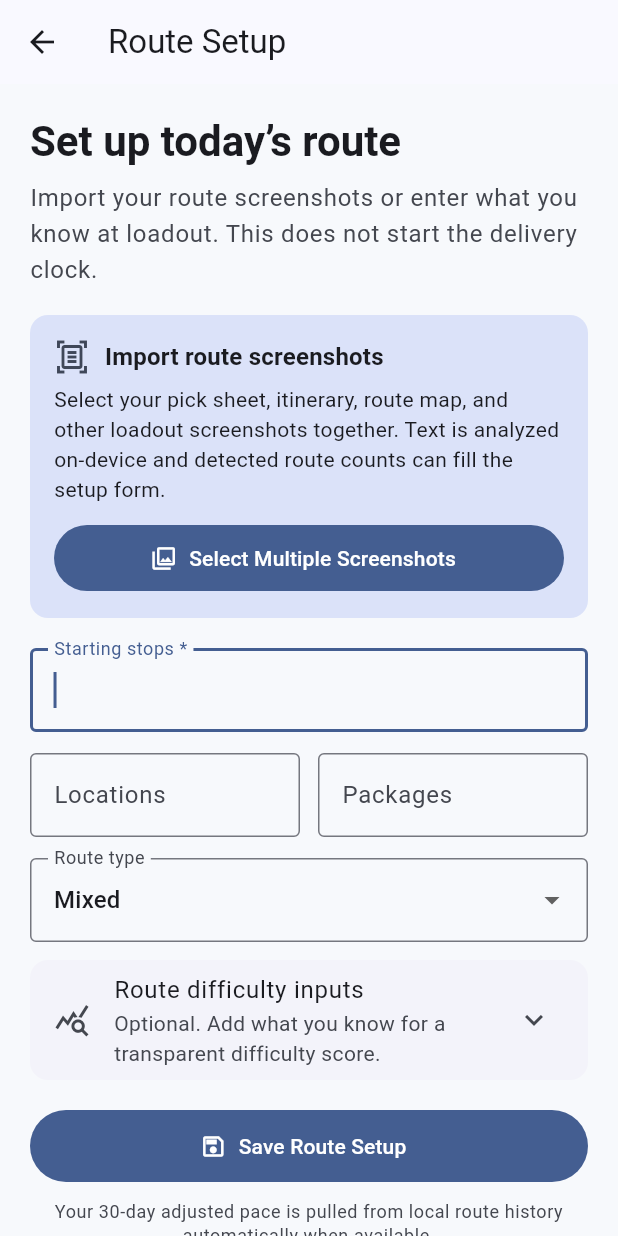
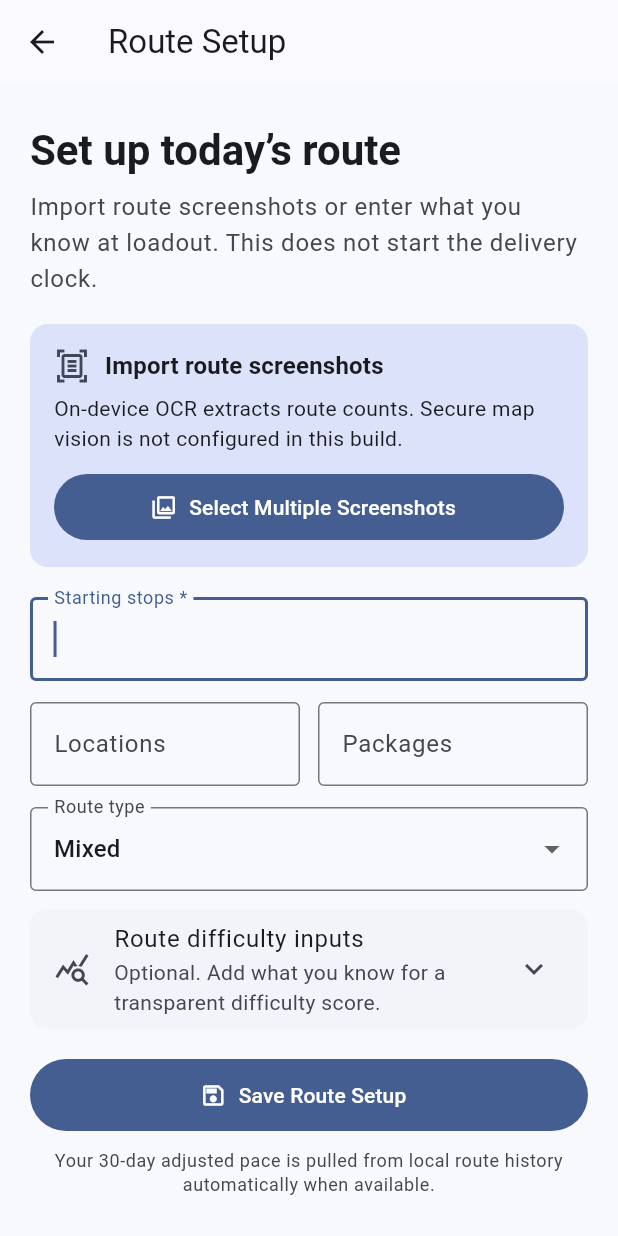
Before and after one commit to halldustin54dh-cmd/route-performance-tracker, a Flutter app: the screen it shows after launch, after a tap on "Set Up Route", on a phone screen of 412 x 824 dp. Run offline on Flutter 3.47's test engine with Material 3 defaults, Android fonts, the phone set to English and light mode, and no system bars; our stand-ins replace image_picker, sqflite; missing offline and left inert: google_mlkit_text_recognition; accounts and stored records are empty.

Commit message:
Integrate secure vision analysis into route setup

```diff
--- a/lib/screens/start_route_screen.dart
+++ b/lib/screens/start_route_screen.dart
@@ -3,9 +3,11 @@ import 'package:image_picker/image_picker.dart';
 import '../models/delivery_route.dart';
 import '../models/route_evidence.dart';
 import '../models/route_screenshot_analysis.dart';
+import '../models/route_vision_analysis.dart';
 import '../services/evidence_storage_service.dart';
 import '../services/route_repository.dart';
 import '../services/route_screenshot_analysis_service.dart';
+import '../services/route_vision_service.dart';
 import 'live_route_screen.dart';
 
 class StartRouteScreen extends StatefulWidget {
@@ -28,6 +30,7 @@ class _StartRouteScreenState extends State<StartRouteScreen> {
   final _drive = TextEditingController();
   final _picker = ImagePicker();
   final _screenshotAnalysis = const RouteScreenshotAnalysisService();
+  final _vision = const RouteVisionService();
   final _evidenceStorage = const EvidenceStorageService();
 
   String _routeType = 'Mixed';
@@ -39,6 +42,7 @@ class _StartRouteScreenState extends State<StartRouteScreen> {
   bool _showDifficulty = false;
   List<XFile> _importedScreenshots = const [];
   RouteScreenshotBatchAnalysis? _analysisResult;
+  RouteVisionAnalysis? _visionResult;
 
   @override
   void dispose() {
@@ -51,27 +55,46 @@ class _StartRouteScreenState extends State<StartRouteScreen> {
   int _intOrZero(String value) => int.tryParse(value.trim()) ?? 0;
   double _doubleOrZero(String value) => double.tryParse(value.trim()) ?? 0;
 
-  void _applyAnalysis(RouteScreenshotBatchAnalysis analysis) {
+  void _applyAnalysis(RouteScreenshotBatchAnalysis analysis, RouteVisionAnalysis? vision) {
     if (analysis.stops != null) _stops.text = '${analysis.stops}';
     if (analysis.locations != null) _locations.text = '${analysis.locations}';
     if (analysis.packages != null) _packages.text = '${analysis.packages}';
     if (analysis.multiLocationStops != null) _multi.text = '${analysis.multiLocationStops}';
+    if (vision != null) {
+      _spread = vision.routeSpread.clamp(0, 5);
+      _access = vision.accessComplexity.clamp(0, 5);
+      if (vision.estimatedAverageDriveMinutes != null) {
+        _drive.text = vision.estimatedAverageDriveMinutes!.toStringAsFixed(1);
+      }
+      _routeType = _normalizeRouteType(vision.likelyRouteType);
+      _showDifficulty = true;
+    }
   }
 
-  Future<bool> _reviewAnalysis(RouteScreenshotBatchAnalysis analysis) async {
+  String _normalizeRouteType(String value) {
+    final lower = value.toLowerCase();
+    if (lower.contains('rural')) return 'Rural';
+    if (lower.contains('downtown') || lower.contains('urban')) return 'Downtown / Urban';
+    if (lower.contains('apartment')) return 'Apartment-heavy';
+    if (lower.contains('business')) return 'Business-heavy';
+    if (lower.contains('residential')) return 'Residential';
+    return 'Mixed';
+  }
+
+  Future<bool> _reviewAnalysis(RouteScreenshotBatchAnalysis analysis, RouteVisionAnalysis? vision) async {
     final result = await showDialog<bool>(
       context: context,
       builder: (context) => AlertDialog(
         title: const Text('Route screenshots analyzed'),
         content: SizedBox(
-          width: 520,
+          width: 560,
           child: SingleChildScrollView(
             child: Column(
               mainAxisSize: MainAxisSize.min,
               crossAxisAlignment: CrossAxisAlignment.start,
               children: [
-                Text('${analysis.items.length} image${analysis.items.length == 1 ? '' : 's'} analyzed on this device.'),
-                const SizedBox(height: 14),
+                Text('${analysis.items.length} image${analysis.items.length == 1 ? '' : 's'} analyzed with on-device OCR.'),
+                const SizedBox(height: 12),
                 Wrap(
                   spacing: 8,
                   runSpacing: 8,
@@ -82,11 +105,47 @@ class _StartRouteScreenState extends State<StartRouteScreen> {
                     if (analysis.multiLocationStops != null) Chip(label: Text('${analysis.multiLocationStops} multi-location')),
                   ],
                 ),
-                if (!analysis.hasUsefulRouteData) ...[
+                if (vision != null) ...[
+                  const SizedBox(height: 18),
+                  Row(children: [
+                    const Icon(Icons.auto_awesome_outlined),
+                    const SizedBox(width: 8),
+                    Expanded(child: Text('Secure map vision', style: Theme.of(context).textTheme.titleMedium?.copyWith(fontWeight: FontWeight.w700))),
+                  ]),
                   const SizedBox(height: 8),
-                  const Text('No route counts were extracted confidently. The images can still be saved with the route.'),
+                  Text(vision.summary.isEmpty ? 'Map geometry was analyzed by the secure backend.' : vision.summary),
+                  const SizedBox(height: 10),
+                  Wrap(
+                    spacing: 8,
+                    runSpacing: 8,
+                    children: [
+                      Chip(label: Text('Spread ${vision.routeSpread}/5')),
+                      Chip(label: Text('Rurality ${vision.rurality}/5')),
+                      Chip(label: Text('Clustering ${vision.clustering}/5')),
+                      Chip(label: Text('Backtracking ${vision.backtrackingRisk}/5')),
+                      Chip(label: Text('Access ${vision.accessComplexity}/5')),
+                      Chip(label: Text('${(vision.confidence * 100).round()}% confidence')),
+                    ],
+                  ),
+                  if (vision.signals.isNotEmpty) ...[
+                    const SizedBox(height: 10),
+                    ...vision.signals.map((signal) => Padding(
+                          padding: const EdgeInsets.only(bottom: 4),
+                          child: Row(crossAxisAlignment: CrossAxisAlignment.start, children: [
+                            const Text('• '),
+                            Expanded(child: Text(signal)),
+                          ]),
+                        )),
+                  ],
+                ] else ...[
+                  const SizedBox(height: 14),
+                  Text(
+                    _vision.isConfigured
+                        ? 'Secure map vision was unavailable for this import. OCR results are still usable.'
+                        : 'This build has no secure vision backend configured, so only on-device OCR ran.',
+                  ),
                 ],
-                const SizedBox(height: 14),
+                const SizedBox(height: 16),
                 ...analysis.items.asMap().entries.map((entry) {
                   final item = entry.value;
                   final percent = (item.confidence * 100).round();
@@ -103,7 +162,7 @@ class _StartRouteScreenState extends State<StartRouteScreen> {
                   );
                 }),
                 const SizedBox(height: 8),
-                const Text('Review the populated fields after applying. OCR can be wrong, especially when screenshots are compressed or labels are unusual.'),
+                const Text('Review populated fields before saving. OCR and vision scores are evidence-based estimates, not facts pulled from Amazon.'),
               ],
             ),
           ),
@@ -119,25 +178,38 @@ class _StartRouteScreenState extends State<StartRouteScreen> {
 
   Future<void> _importRouteScreenshots() async {
     if (_analyzing) return;
-    final picked = await _picker.pickMultiImage(imageQuality: 94, limit: 12);
+    final picked = await _picker.pickMultiImage(imageQuality: 90, limit: 12);
     if (picked.isEmpty || !mounted) return;
 
     setState(() => _analyzing = true);
     try {
       final analysis = await _screenshotAnalysis.analyze(picked.map((item) => item.path).toList());
+      RouteVisionAnalysis? vision;
+      if (_vision.isConfigured) {
+        try {
+          final ocrText = analysis.items.map((item) => item.rawText).where((text) => text.trim().isNotEmpty).join('\n\n--- screenshot ---\n\n');
+          final preferred = analysis.items
+              .where((item) => item.kind == RouteScreenshotKind.routeMap)
+              .map((item) => item.filePath)
+              .toList();
+          final paths = preferred.isNotEmpty ? preferred : picked.map((item) => item.path).toList();
+          vision = await _vision.analyze(imagePaths: paths.take(6).toList(), ocrText: ocrText);
+        } catch (_) {
+          vision = null;
+        }
+      }
       if (!mounted) return;
-      final apply = await _reviewAnalysis(analysis);
+      final apply = await _reviewAnalysis(analysis, vision);
       if (!apply || !mounted) return;
       setState(() {
         _importedScreenshots = picked;
         _analysisResult = analysis;
-        _applyAnalysis(analysis);
+        _visionResult = vision;
+        _applyAnalysis(analysis, vision);
       });
     } catch (error) {
       if (!mounted) return;
-      ScaffoldMessenger.of(context).showSnackBar(
-        SnackBar(content: Text('Could not analyze screenshots: $error')),
-      );
+      ScaffoldMessenger.of(context).showSnackBar(SnackBar(content: Text('Could not analyze screenshots: $error')));
     } finally {
       if (mounted) setState(() => _analyzing = false);
     }
@@ -147,16 +219,16 @@ class _StartRouteScreenState extends State<StartRouteScreen> {
     if (_importedScreenshots.isEmpty) return;
     final analysis = _analysisResult;
     final now = DateTime.now();
-
     for (var index = 0; index < _importedScreenshots.length; index++) {
       final picked = _importedScreenshots[index];
       final item = analysis != null && index < analysis.items.length ? analysis.items[index] : null;
       final kind = item?.kind.label ?? 'Route screenshot';
+      final visionSuffix = _visionResult == null || index != 0 ? '' : ' • Vision spread ${_visionResult!.routeSpread}/5';
       final draft = RouteEvidence(
         filePath: picked.path,
         timestamp: now.add(Duration(milliseconds: index)),
         type: EvidenceType.routeDocumentation,
-        caption: 'Imported $kind${item?.routeCode == null ? '' : ' • Route ${item!.routeCode}'}',
+        caption: 'Imported $kind${item?.routeCode == null ? '' : ' • Route ${item!.routeCode}'}$visionSuffix',
       );
       final storedPath = await _evidenceStorage.persistImage(
         sourcePath: picked.path,
@@ -198,9 +270,7 @@ class _StartRouteScreenState extends State<StartRouteScreen> {
       await widget.repository.createRoute(route);
       await _saveImportedScreenshots(route);
       if (!mounted) return;
-      await Navigator.of(context).pushReplacement(
-        MaterialPageRoute(builder: (_) => LiveRouteScreen(route: route, repository: widget.repository)),
-      );
+      await Navigator.of(context).pushReplacement(MaterialPageRoute(builder: (_) => LiveRouteScreen(route: route, repository: widget.repository)));
     } finally {
       if (mounted) setState(() => _saving = false);
     }
@@ -231,7 +301,7 @@ class _StartRouteScreenState extends State<StartRouteScreen> {
                   children: [
                     Text('Set up today’s route', style: theme.textTheme.headlineMedium?.copyWith(fontWeight: FontWeight.w700)),
                     const SizedBox(height: 8),
-                    Text('Import your route screenshots or enter what you know at loadout. This does not start the delivery clock.', style: theme.textTheme.bodyLarge?.copyWith(color: theme.colorScheme.onSurfaceVariant)),
+                    Text('Import route screenshots or enter what you know at loadout. This does not start the delivery clock.', style: theme.textTheme.bodyLarge?.copyWith(color: theme.colorScheme.onSurfaceVariant)),
                     const SizedBox(height: 18),
                     Card(
                       color: theme.colorScheme.secondaryContainer,
@@ -240,21 +310,19 @@ class _StartRouteScreenState extends State<StartRouteScreen> {
                         child: Column(
                           crossAxisAlignment: CrossAxisAlignment.stretch,
                           children: [
-                            Row(
-                              children: [
-                                Icon(Icons.document_scanner_outlined, color: theme.colorScheme.onSecondaryContainer),
-                                const SizedBox(width: 10),
-                                Expanded(child: Text('Import route screenshots', style: theme.textTheme.titleMedium?.copyWith(fontWeight: FontWeight.w700))),
-                              ],
-                            ),
+                            Row(children: [
+                              Icon(Icons.document_scanner_outlined, color: theme.colorScheme.onSecondaryContainer),
+                              const SizedBox(width: 10),
+                              Expanded(child: Text('Import route screenshots', style: theme.textTheme.titleMedium?.copyWith(fontWeight: FontWeight.w700))),
+                            ]),
                             const SizedBox(height: 6),
-                            const Text('Select your pick sheet, itinerary, route map, and other loadout screenshots together. Text is analyzed on-device and detected route counts can fill the setup form.'),
+                            Text(_vision.isConfigured
+                                ? 'On-device OCR extracts route counts. Secure vision analyzes map geometry without exposing the provider API key to the app.'
+                                : 'On-device OCR extracts route counts. Secure map vision is not configured in this build.'),
                             const SizedBox(height: 12),
                             FilledButton.icon(
                               onPressed: _analyzing ? null : _importRouteScreenshots,
-                              icon: _analyzing
-                                  ? const SizedBox.square(dimension: 18, child: CircularProgressIndicator(strokeWidth: 2))
-                                  : const Icon(Icons.collections_outlined),
+                              icon: _analyzing ? const SizedBox.square(dimension: 18, child: CircularProgressIndicator(strokeWidth: 2)) : const Icon(Icons.collections_outlined),
                               label: Padding(
                                 padding: const EdgeInsets.symmetric(vertical: 12),
                                 child: Text(_analyzing ? 'Analyzing screenshots…' : 'Select Multiple Screenshots'),
@@ -262,7 +330,7 @@ class _StartRouteScreenState extends State<StartRouteScreen> {
                             ),
                             if (_importedScreenshots.isNotEmpty) ...[
                               const SizedBox(height: 10),
-                              Text('${_importedScreenshots.length} screenshot${_importedScreenshots.length == 1 ? '' : 's'} attached to this route.', textAlign: TextAlign.center),
+                              Text('${_importedScreenshots.length} screenshot${_importedScreenshots.length == 1 ? '' : 's'} attached${_visionResult == null ? '' : ' • secure vision complete'}.', textAlign: TextAlign.center),
                             ],
                           ],
                         ),
@@ -289,7 +357,7 @@ class _StartRouteScreenState extends State<StartRouteScreen> {
                     DropdownButtonFormField<String>(
                       initialValue: _routeType,
                       decoration: const InputDecoration(labelText: 'Route type'),
-                      items: const ['Residential','Mixed','Rural','Downtown / Urban','Apartment-heavy','Business-heavy','Custom']
+                      items: const ['Residential', 'Mixed', 'Rural', 'Downtown / Urban', 'Apartment-heavy', 'Business-heavy', 'Custom']
                           .map((value) => DropdownMenuItem(value: value, child: Text(value))).toList(),
                       onChanged: (value) => setState(() => _routeType = value ?? 'Mixed'),
                     ),
@@ -299,7 +367,7 @@ class _StartRouteScreenState extends State<StartRouteScreen> {
                         ListTile(
                           leading: const Icon(Icons.query_stats_outlined),
                           title: const Text('Route difficulty inputs'),
-                          subtitle: const Text('Optional. Add what you know for a transparent difficulty score.'),
+                          subtitle: Text(_visionResult == null ? 'Optional. Add what you know for a transparent difficulty score.' : 'Map-derived values were prefilled. Review before saving.'),
                           trailing: Icon(_showDifficulty ? Icons.expand_less : Icons.expand_more),
                           onTap: () => setState(() => _showDifficulty = !_showDifficulty),
                         ),
```
